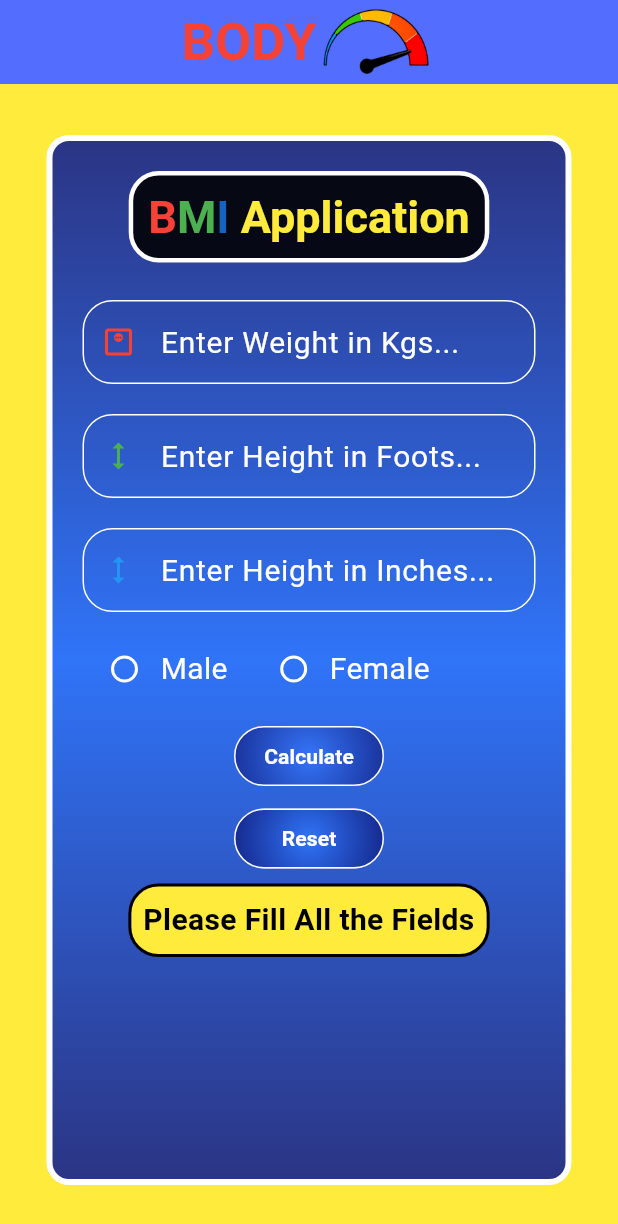
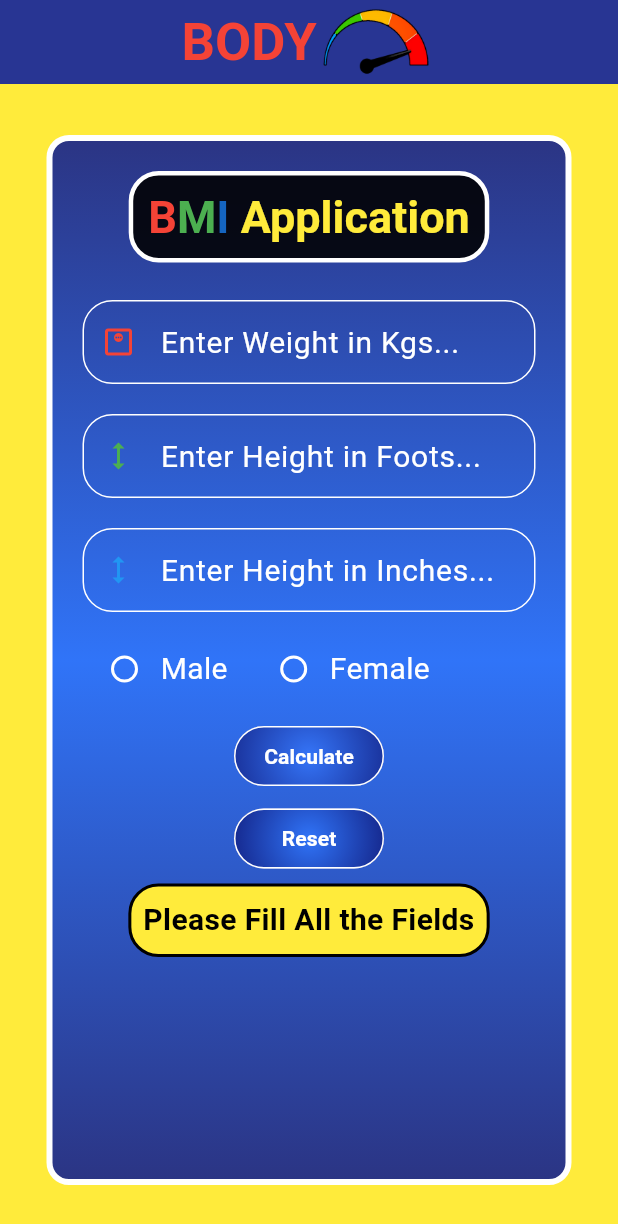
Before and after one commit to Raja-Soni/Body_Mass_Index_Flutter_Application, a Flutter app: the screen it shows after launch, after a tap on "Calculate", on a phone screen of 412 x 824 dp. Shown: the top 1224 px of the screen. Run offline on Flutter 3.47's test engine with Material 3 defaults, Android fonts, the phone set to English and light mode, and no system bars; drawn by our look-alikes of animated_text_kit; Roboto replaces fonts that are missing (titleFontType).

Commit message:
Changed Splash Screen duration and appBar title color of home page for better visibility of animation text

```diff
--- a/lib/main.dart
+++ b/lib/main.dart
@@ -77,7 +77,7 @@ class MyHomePageState extends State<MyHomePage> {
     return SafeArea(
       child: Scaffold(
         appBar: AppBar(
-          backgroundColor: Colors.indigoAccent,
+          backgroundColor: Colors.indigo.shade800,
           title: Row(
             mainAxisAlignment: MainAxisAlignment.center,
             children: [
--- a/lib/splash_screen.dart
+++ b/lib/splash_screen.dart
@@ -40,7 +40,7 @@ class SplashScreenState extends State<SplashScreen> {
       body: AnimatedContainer(
         height: double.infinity,
         width: double.infinity,
-        duration: Duration(seconds: 1),
+        duration: Duration(milliseconds: 800),
         color: bgColor,
         child: Center(
           child: Column(
```
